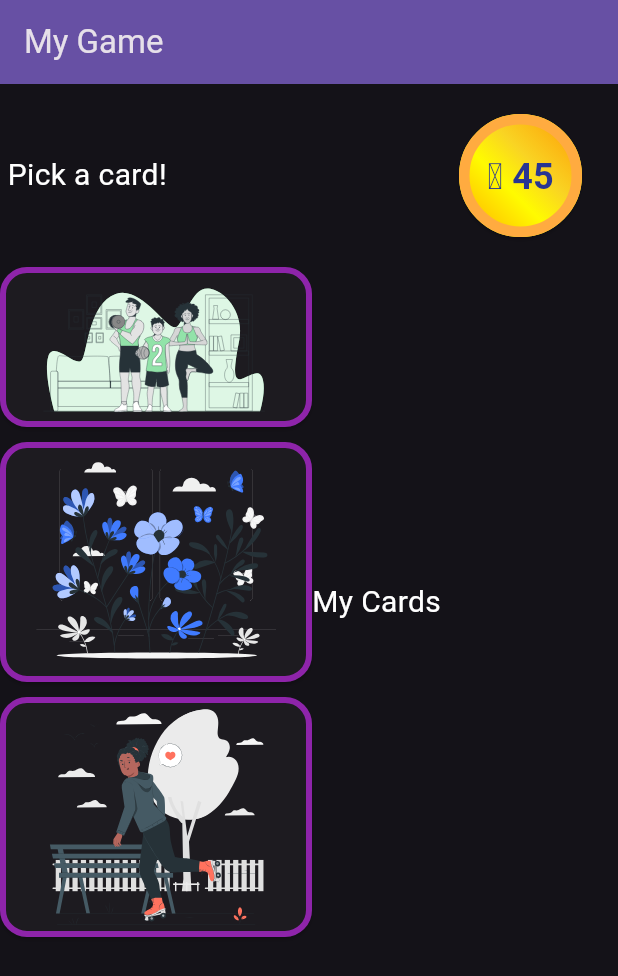
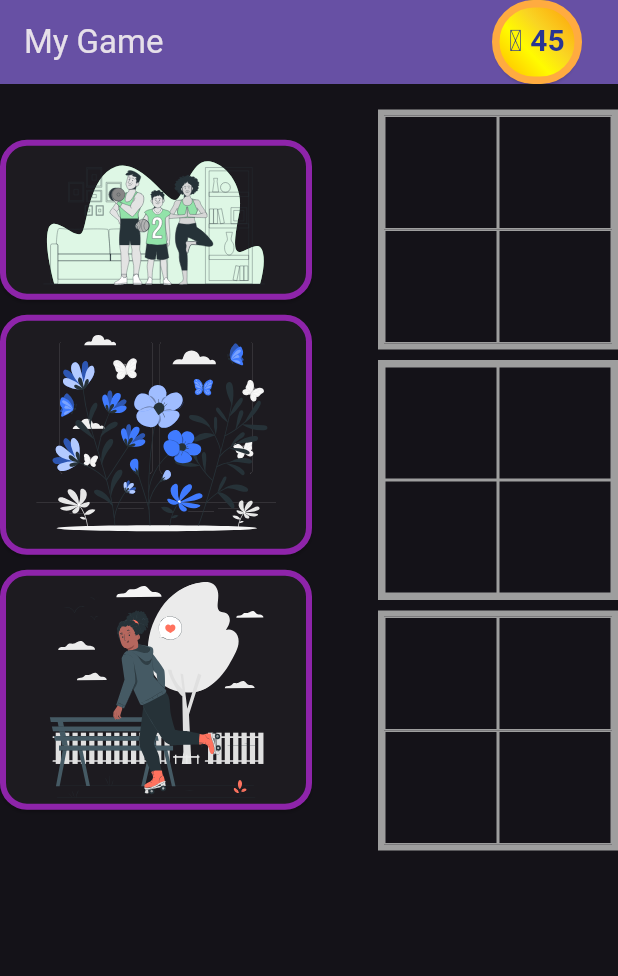
Before and after one commit to fflowio/mobile_game, a Flutter app: the screen it shows after launch, after a tap on "Start", on a phone screen of 412 x 824 dp. Shown: the top 976 px of the screen. Run offline on Flutter 3.47's test engine with Material 3 defaults, Android fonts, the phone set to English and light mode, and no system bars; our stand-ins replace flutter_svg.

Commit message:
Scaffolding for 3 set wallets

```diff
--- a/lib/components/widgets.dart
+++ b/lib/components/widgets.dart
@@ -36,8 +36,8 @@ class Widgets {
     );
   }
 
-  static TextStyle largeTextStyle = TextStyle(
-    fontSize: 24,
+  static TextStyle strongTextStyle = TextStyle(
+    fontSize: 20,
     fontWeight: FontWeight.bold,
     color: Colors.indigo[800],
   );
@@ -50,24 +50,24 @@ class Widgets {
       style: ButtonStyle(shape: iconShape()),
       onPressed: () => { debugPrint("Pressed coins, ignoring")},
       child: Container(
-        width: 82,
-        height: 82,
+        width: 60,
+        height: 60,
         decoration: BoxDecoration(
           gradient: coinGradient(),
           borderRadius: const BorderRadius.all(Radius.circular(42.0)),
           border: Border.all(
             color: Colors.orangeAccent,
-            width: 7
+            width: 5
           )
         ),
         child: Padding(
-          padding: const EdgeInsets.symmetric(vertical: 18),
+          padding: const EdgeInsets.symmetric(vertical: 8),
           child: Text(
             textString,
             textAlign: TextAlign.center,
-            style: largeTextStyle
+            style: strongTextStyle
           )
-        ),
+        )
       )
     );
   }
@@ -84,4 +84,49 @@ class Widgets {
 
     return shape;
   }
+
+  static Container imageHolder() {
+    return Container(
+      width: 76,
+      height: 76,
+      decoration: BoxDecoration(
+        border: Border.all(
+          color: Colors.grey,
+          width: 1
+        )
+      ),
+    );
+  }
+
+  static Padding setContainer() {
+    return Padding(
+      padding: const EdgeInsets.only(top: 7),
+      child: Container(
+        width: 160,
+        height: 160,
+        decoration: BoxDecoration(
+          border: Border.all(
+              color: Colors.grey,
+              width: 4
+          )
+        ),
+        child: Row(
+          children: [
+            Column(
+              children: [
+                imageHolder(),
+                imageHolder()
+              ]
+            ),
+            Column(
+              children: [
+                imageHolder(),
+                imageHolder()
+              ]
+            )
+          ]
+        )
+      )
+    );
+  }
 }
--- a/lib/views/home_page.dart
+++ b/lib/views/home_page.dart
@@ -33,7 +33,7 @@ class _HomePageState extends State<HomePage> {
 
   selectCard(String cardName) {
     debugPrint("Select card $cardName");
-    if (_coins >= 10) {
+    /*if (_coins >= 10) {
       _coins -= 10;
       _cards.add(cardName);
 
@@ -44,32 +44,35 @@ class _HomePageState extends State<HomePage> {
     }
     else {
       debugPrint("TODO what if there aren't enough coins?");
-    }
+    }*/
   }
 
   Widget wallet() {
     debugPrint(_cards.toString());
-    List<Widget> contents = [Text("My Cards", style: Widgets.defaultTextStyle())];
+    List<Widget> contents = [
+      Widgets.setContainer(),
+      Widgets.setContainer(),
+      Widgets.setContainer()
+    ];
 
     for (var cardPath in _cards) {
       contents.add(ImageHelpers.getPicture(cardPath, 80));
     }
 
     return Column(
-      crossAxisAlignment: CrossAxisAlignment.end,
-      mainAxisAlignment: MainAxisAlignment.end,
       children: contents
     );
   }
 
-  Widget contentFinder() {
+  Widget contentBuilder() {
     if (_showContents == "three") {
       return Row(
+        mainAxisAlignment: MainAxisAlignment.spaceBetween,
         children: [
           threeCards(),
           wallet()
         ]
-    );
+      );
     } else {
       return defaultContents();
     }
@@ -108,28 +111,6 @@ class _HomePageState extends State<HomePage> {
     );
   }
 
-  Row coinRow() {
-    String welcomeText = "Welcome to my game!";
-
-    if (_showContents == "three") {
-      welcomeText = "Pick a card!";
-    }
-
-    return Row(
-      mainAxisAlignment: MainAxisAlignment.spaceBetween,
-      children: [
-        Padding(
-          padding: const EdgeInsets.only(left: 5),
-          child: Text(
-            welcomeText,
-            style: Widgets.defaultTextStyle()
-          )
-        ),
-        Widgets.numberIcon(_coins)
-      ]
-    );
-  }
-
   @override
   Widget build(BuildContext context) {
     // This method is rerun every time setState is called, for instance as done
@@ -147,6 +128,7 @@ class _HomePageState extends State<HomePage> {
         // Here we take the value from the HomePage object that was created by
         // the App.build method, and use it to set our appbar title.
         title: Text(widget.title),
+        actions: [Widgets.numberIcon(_coins)]
       ),
       body: Center(
         // Center is a layout widget. It takes a single child and positions it
@@ -167,10 +149,8 @@ class _HomePageState extends State<HomePage> {
           // wireframe for each widget.
           mainAxisAlignment: MainAxisAlignment.start,
           children: [
-            const SizedBox(height: 20),
-            coinRow(),
-            const SizedBox(height: 20),
-            contentFinder()
+            const SizedBox(height: 10),
+            contentBuilder()
             //Credits.contents()
           ]
         ),
```
